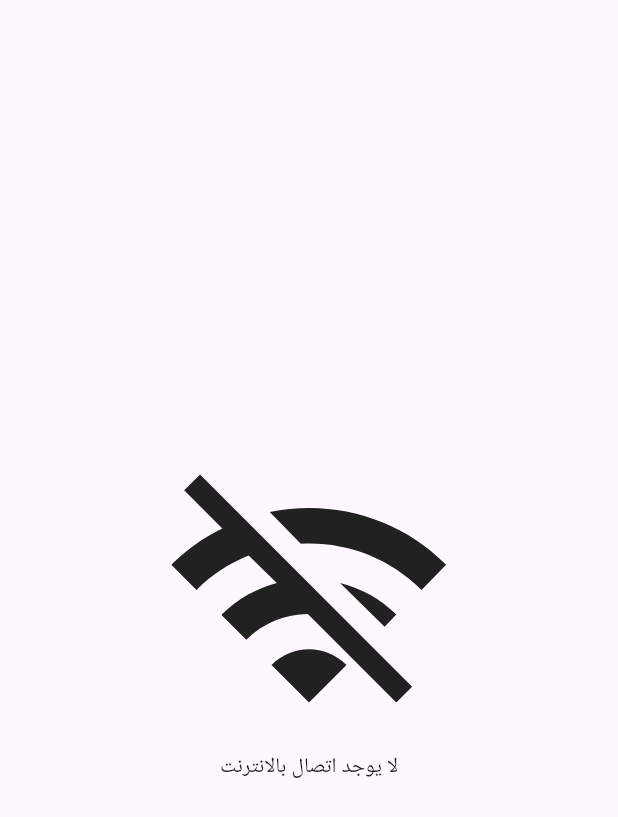
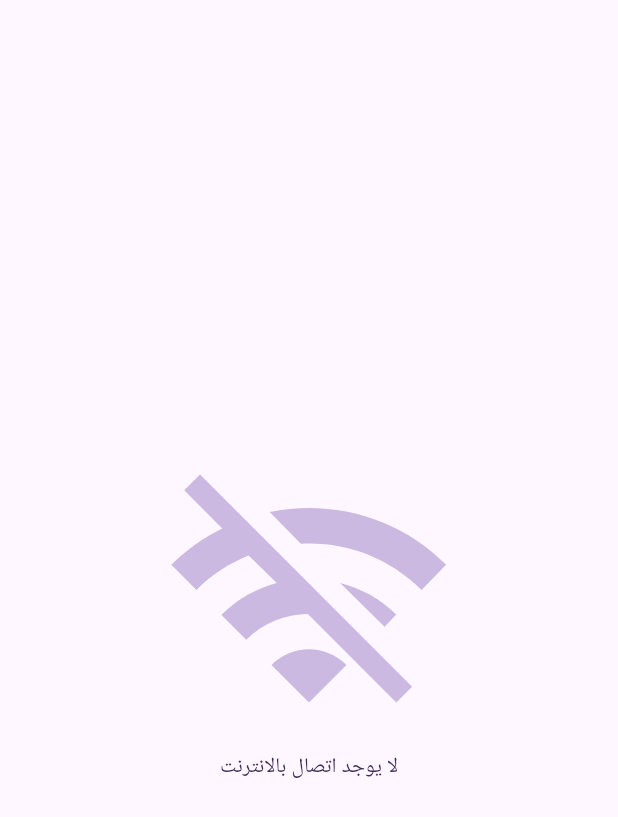
Before and after one commit to AhmedIbarhim/wainfih_data, a Flutter app: the NoConnectionView screen opened directly, on a phone screen of 412 x 824 dp. Shown: the top 817 px of the screen. Run offline on Flutter 3.47's test engine with Material 3 defaults, Android fonts, the phone set to English and light mode, and no system bars; our stand-ins replace bloc, cached_network_image, connectivity_plus, dartz, dio, equatable and 11 more; missing offline and left inert: talker_dio_logger; accounts and stored records are empty.

Commit message:
fix bug of no connection screen

```diff
--- a/lib/app.dart
+++ b/lib/app.dart
@@ -5,14 +5,24 @@ import 'package:flutter_screenutil/flutter_screenutil.dart';
 import 'core/helpers/connectivity_controller.dart';
 import 'core/route/app_router.dart';
 import 'generated/l10n.dart';
+import 'no_connection_view.dart';
 
-class App extends StatelessWidget {
+class App extends StatefulWidget {
   const App({super.key});
 
   @override
+  State<App> createState() => _AppState();
+}
+
+class _AppState extends State<App> {
+  @override
+  void initState() {
+    super.initState();
+    ConnectivityController().checkInternetConnection();
+  }
+
+  @override
   Widget build(BuildContext context) {
-    ConnectivityController().checkInternetConnection();
-
     return ScreenUtilInit(
       designSize: const Size(360, 690),
       minTextAdapt: true,
@@ -41,6 +51,21 @@ class MainMaterialApp extends StatelessWidget {
       ],
       supportedLocales: S.delegate.supportedLocales,
       locale: const Locale('ar'),
+      builder: (context, child) {
+        return Stack(
+          children: [
+            if (child != null) child,
+            ValueListenableBuilder<bool>(
+              valueListenable: ConnectivityController().isOnline,
+              builder: (context, isOnline, _) {
+                return isOnline
+                    ? const SizedBox.shrink()
+                    : const NoConnectionView();
+              },
+            ),
+          ],
+        );
+      },
     );
   }
 }
--- a/lib/core/components/app_text_form_field.dart
+++ b/lib/core/components/app_text_form_field.dart
@@ -37,13 +37,16 @@ class AppTextFormField extends StatelessWidget {
         TextFormField(
           controller: controller,
           keyboardType: keyboardType,
+          onTapOutside: (_) {
+            FocusScope.of(context).unfocus();
+          },
           onChanged: onChanged,
           validator: validator,
           decoration: InputDecoration(
             hintText: hintText,
             prefixIcon: isPhone ? const Icon(Icons.phone_android) : null,
             filled: true,
-            fillColor: AppColors.colorF8F8F8,
+            fillColor: AppColors.textFieldBackground,
             border: OutlineInputBorder(
               borderRadius: BorderRadius.circular(10),
               borderSide: const BorderSide(color: AppColors.basicBorderColor),
--- a/lib/core/theme/app_colors.dart
+++ b/lib/core/theme/app_colors.dart
@@ -28,7 +28,7 @@ abstract class AppColors {
   static const Color blueBlack40 = Color(0xFFE4E5E7);
   static const Color lightWarningColor = Color(0xffFFF6EE);
   static const Color rateStarColor = Color(0xffE4A70A);
-  static const Color colorF8F8F8 = Color(0xffF8F8F8);
+  static const Color textFieldBackground = Color(0xffF8F8F8);
 
   static const Color black = Color(0xff000000);
   static const Color lightGreen = Color(0xff49c366);
--- a/lib/features/auth/presentation/views/verification_view.dart
+++ b/lib/features/auth/presentation/views/verification_view.dart
@@ -37,7 +37,7 @@ class _VerificationViewState extends State<VerificationView> {
         color: AppColors.textPrimary,
       ),
       decoration: BoxDecoration(
-        color: AppColors.colorF8F8F8,
+        color: AppColors.textFieldBackground,
         borderRadius: BorderRadius.circular(10),
         border: Border.all(color: AppColors.basicBorderColor),
       ),
--- a/lib/no_connection_view.dart
+++ b/lib/no_connection_view.dart
@@ -1,20 +1,31 @@
 import 'package:flutter/material.dart';
+import 'package:wainfih_data/core/theme/app_colors.dart';
 
 class NoConnectionView extends StatelessWidget {
   const NoConnectionView({super.key});
 
   @override
   Widget build(BuildContext context) {
-    return WillPopScope(
-      onWillPop: () async => false, // Prevent back button
+    return PopScope(
+      canPop: false, // Prevent back button
+      onPopInvokedWithResult: (didPop, result) {
+        // Handle logic if needed when a pop is attempted
+      },
       child: Scaffold(
         body: Center(
           child: Column(
             crossAxisAlignment: CrossAxisAlignment.center,
             mainAxisAlignment: MainAxisAlignment.center,
             children: [
-              Icon(Icons.wifi_off, size: 200),
-              const Text("لا يوجد اتصال بالانترنت"),
+              Icon(
+                Icons.wifi_off,
+                size: 200,
+                color: AppColors.primaryLightColor.withValues(alpha: 0.5),
+              ),
+              Text(
+                "لا يوجد اتصال بالانترنت",
+                style: TextStyle(color: AppColors.primaryColor),
+              ),
             ],
           ),
         ),
```
Also changed, not shown: lib/core/helpers/connectivity_controller.dart (+32 -16 lines), lib/generated/intl/messages_all.dart, lib/generated/l10n.dart.
